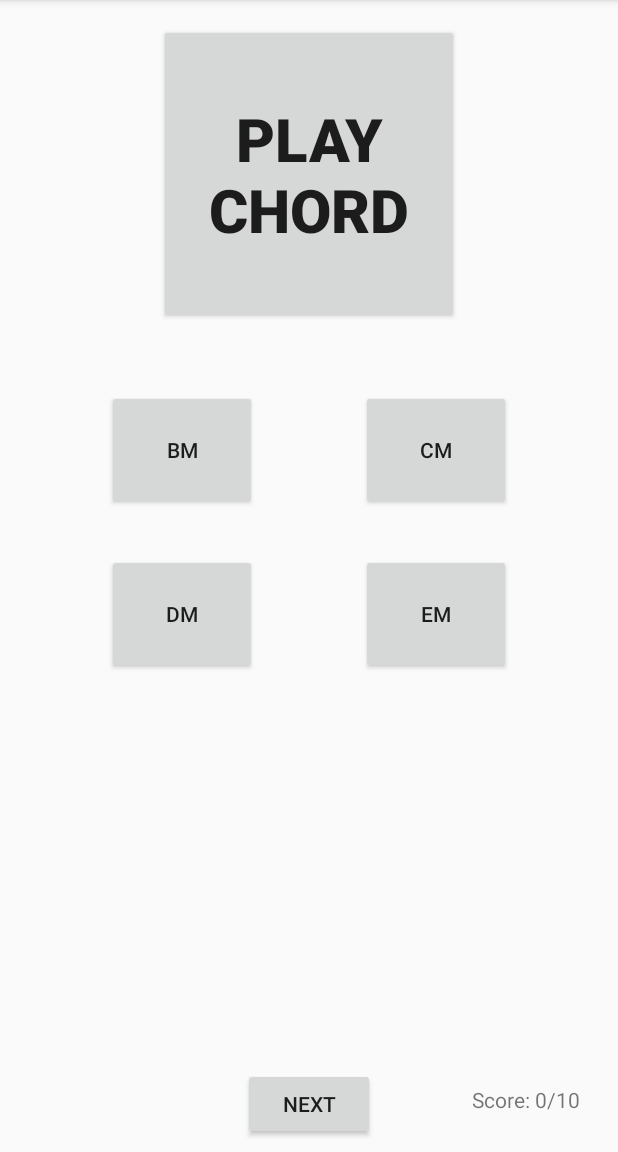
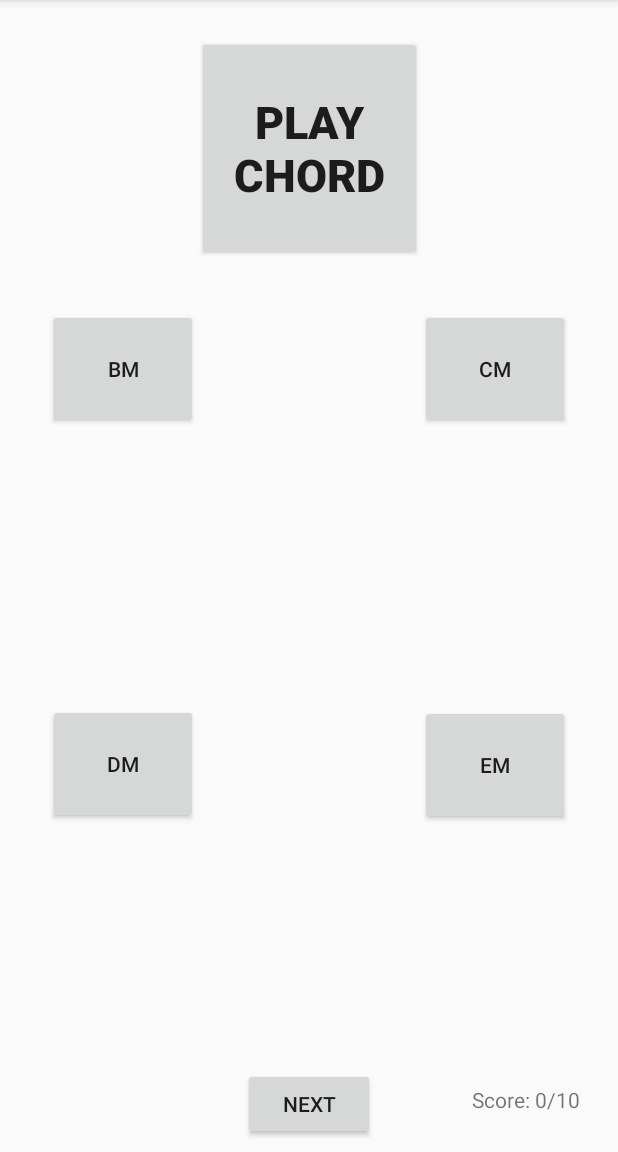
Before and after one commit to MalesM/Chordy_Game_, an Android app: the screen it shows after launch (GameActivity), after a tap on "START GAME", on a phone screen of 412 x 824 dp, the part 84-1236 px from its top. Run offline under Robolectric (Android 15) with nearby library versions, the phone set to English and light mode, and no system bars.

Commit message:
prilagodjenje za nexus s

```diff
--- a/app/src/main/java/com/example/gospodin/chordy_game/MainActivity.java
+++ b/app/src/main/java/com/example/gospodin/chordy_game/MainActivity.java
@@ -18,8 +18,7 @@ public class MainActivity extends AppCompatActivity {
             R.drawable.am,R.drawable.bm,R.drawable.cm,R.drawable.dm, R.drawable.em, R.drawable.fm, R.drawable.gm};
     static final int[] chords = new int[]{
             R.raw.a, R.raw.b, R.raw.c, R.raw.d, R.raw.e, R.raw.f, R.raw.g,
-            R.raw.am, R.raw.bm, R.raw.cm, R.raw.dm, R.raw.em, R.raw.fm, R.raw.gm,
-    };
+            R.raw.am, R.raw.bm, R.raw.cm, R.raw.dm, R.raw.em, R.raw.fm, R.raw.gm};
     static SoundPool soundPool;
     static boolean loaded = false;
     static int[] soundID;
--- a/app/src/main/res/layout/activity_game.xml
+++ b/app/src/main/res/layout/activity_game.xml
@@ -10,8 +10,8 @@
         android:id="@+id/b1"
         android:layout_width="100dp"
         android:layout_height="80dp"
-        android:layout_marginLeft="71dp"
-        android:layout_marginTop="44dp"
+        android:layout_marginLeft="32dp"
+        android:layout_marginTop="32dp"
         android:onClick="checkAnswer"
         android:text="Button"
         app:layout_constraintLeft_toLeftOf="parent"
@@ -21,13 +21,10 @@
         android:id="@+id/b2"
         android:layout_width="100dp"
         android:layout_height="80dp"
-        android:layout_marginLeft="8dp"
-        android:layout_marginRight="71dp"
-        android:layout_marginTop="44dp"
+        android:layout_marginRight="32dp"
+        android:layout_marginTop="32dp"
         android:onClick="checkAnswer"
         android:text="Button"
-        app:layout_constraintHorizontal_bias="1.0"
-        app:layout_constraintLeft_toRightOf="@+id/b1"
         app:layout_constraintRight_toRightOf="parent"
         app:layout_constraintTop_toBottomOf="@+id/playB" />
 
@@ -37,13 +34,15 @@
         android:layout_height="80dp"
         android:layout_marginLeft="0dp"
         android:layout_marginRight="8dp"
-        android:layout_marginTop="29dp"
+        android:layout_marginTop="28dp"
         android:onClick="checkAnswer"
         android:text="Button"
         app:layout_constraintHorizontal_bias="0.0"
         app:layout_constraintLeft_toLeftOf="@+id/b1"
         app:layout_constraintRight_toRightOf="@+id/b1"
-        app:layout_constraintTop_toBottomOf="@+id/b1" />
+        app:layout_constraintTop_toBottomOf="@+id/b1"
+        android:layout_marginBottom="8dp"
+        app:layout_constraintBottom_toTopOf="@+id/button" />
 
     <Button
         android:id="@+id/b4"
@@ -57,19 +56,21 @@
         app:layout_constraintHorizontal_bias="0.0"
         app:layout_constraintLeft_toLeftOf="@+id/b2"
         app:layout_constraintRight_toRightOf="@+id/b2"
-        app:layout_constraintTop_toBottomOf="@+id/b2" />
+        app:layout_constraintTop_toBottomOf="@+id/b2"
+        android:layout_marginBottom="8dp"
+        app:layout_constraintBottom_toTopOf="@+id/button" />
 
     <Button
         android:id="@+id/playB"
-        android:layout_width="200dp"
-        android:layout_height="200dp"
+        android:layout_width="150dp"
+        android:layout_height="150dp"
         android:layout_marginLeft="8dp"
         android:layout_marginRight="8dp"
-        android:layout_marginTop="16dp"
+        android:layout_marginTop="24dp"
         android:onClick="play"
         android:text="PLAY CHORD"
         android:textAlignment="center"
-        android:textSize="40sp"
+        android:textSize="30sp"
         android:textStyle="bold"
         app:layout_constraintLeft_toLeftOf="parent"
         app:layout_constraintRight_toRightOf="parent"
--- a/app/src/main/res/layout/activity_main.xml
+++ b/app/src/main/res/layout/activity_main.xml
@@ -8,8 +8,8 @@
 
     <Button
         android:id="@+id/dugmeStart"
-        android:layout_width="wrap_content"
-        android:layout_height="wrap_content"
+        android:layout_width="150dp"
+        android:layout_height="100dp"
         android:layout_marginLeft="8dp"
         android:layout_marginRight="8dp"
         android:layout_marginTop="112dp"
--- a/app/src/main/res/layout/preview_chord.xml
+++ b/app/src/main/res/layout/preview_chord.xml
@@ -8,8 +8,8 @@
 
     <ListView
         android:id="@+id/list"
-        android:layout_width="368dp"
-        android:layout_height="495dp"
+        android:layout_width="304dp"
+        android:layout_height="437dp"
         tools:layout_editor_absoluteX="8dp"
         tools:layout_editor_absoluteY="8dp" />
 </android.support.constraint.ConstraintLayout>
```
Also changed, not shown: app/src/main/res/mipmap-hdpi/ic_launcher.png, app/src/main/res/mipmap-mdpi/ic_launcher.png, app/src/main/res/mipmap-xhdpi/ic_launcher.png, app/src/main/res/mipmap-xxhdpi/ic_launcher.png, app/src/main/res/mipmap-xxxhdpi/ic_launcher.png.
